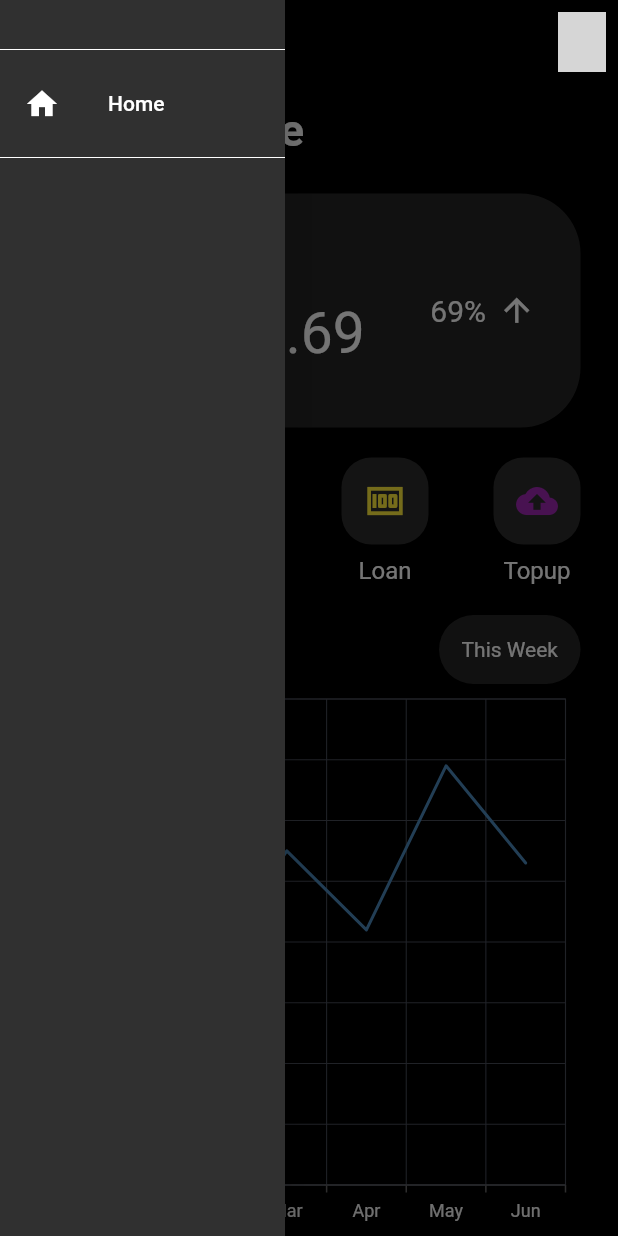
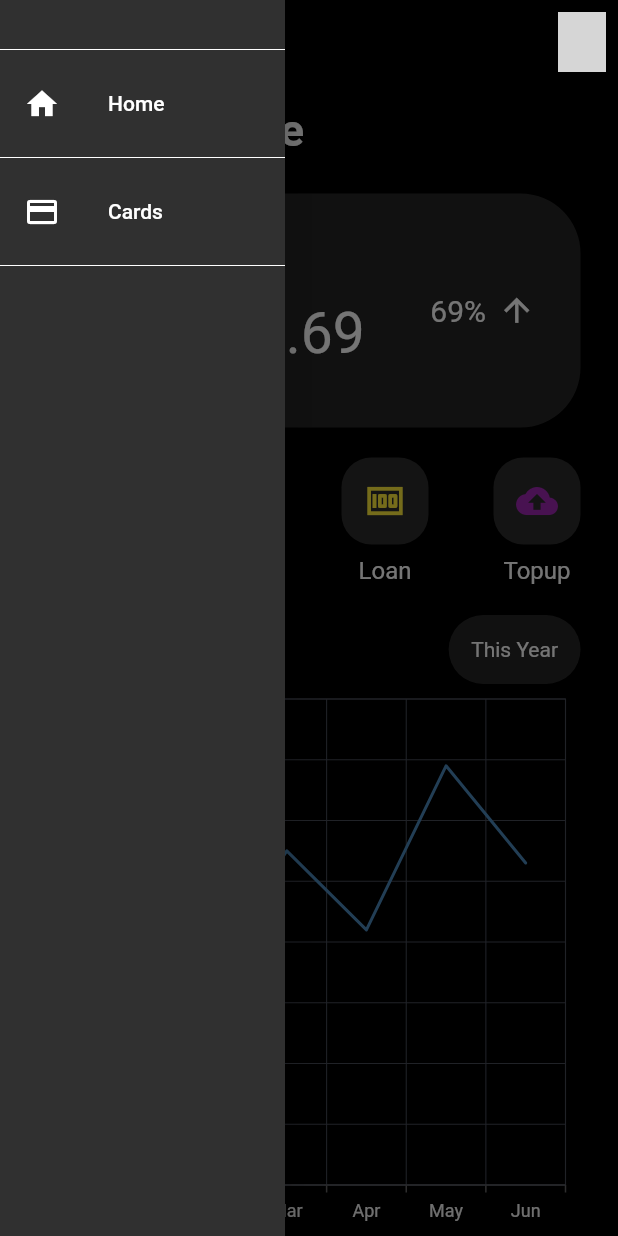
Before and after one commit to edr3x/finance-UI, a Flutter app: the screen it shows after launch, with the side drawer open, on a phone screen of 412 x 824 dp. Run offline on Flutter 3.47's test engine with Material 2 defaults, Android fonts, the phone set to English and light mode, and no system bars; our stand-ins replace syncfusion_flutter_charts; network calls fail; grey boxes are pictures that could not be loaded.

Commit message:
onTap function added for future and other minor changes

```diff
--- a/lib/presentation/homepage/home_page.dart
+++ b/lib/presentation/homepage/home_page.dart
@@ -23,9 +23,12 @@ class HomePage extends StatelessWidget {
               context,
               ProfilePage.routeName,
             ),
-            icon: const CircleAvatar(
-              backgroundImage: NetworkImage(
-                "https://assets-global.website-files.com/5ec7dad2e6f6295a9e2a23dd/6222481c0ad8761618b18e7e_profile-picture.jpg",
+            icon: const Hero(
+              tag: 'profile-hero',
+              child: CircleAvatar(
+                backgroundImage: NetworkImage(
+                  "https://assets-global.website-files.com/5ec7dad2e6f6295a9e2a23dd/6222481c0ad8761618b18e7e_profile-picture.jpg",
+                ),
               ),
             ),
           ),
@@ -94,7 +97,7 @@ class HomePage extends StatelessWidget {
                     color: const Color(0xFF262626),
                     borderRadius: BorderRadius.circular(30),
                   ),
-                  child: const Text("This Week"),
+                  child: const Text("This Year"),
                 ),
               ],
             ),
--- a/lib/presentation/homepage/widgets/tools_select.dart
+++ b/lib/presentation/homepage/widgets/tools_select.dart
@@ -4,11 +4,13 @@ class SentReceive extends StatelessWidget {
   final IconData icon;
   final String label;
   final Color iconColor;
+  final VoidCallback? onTap;
   const SentReceive({
     Key? key,
     required this.icon,
     required this.label,
     required this.iconColor,
+    this.onTap,
   }) : super(key: key);
 
   @override
--- a/lib/presentation/profile/widgets/menu_items.dart
+++ b/lib/presentation/profile/widgets/menu_items.dart
@@ -3,10 +3,12 @@ import 'package:flutter/material.dart';
 class ProfileMenuItems extends StatelessWidget {
   final String title;
   final IconData icon;
+  final VoidCallback? onPress;
   const ProfileMenuItems({
     Key? key,
     required this.title,
     required this.icon,
+    this.onPress,
   }) : super(key: key);
 
   @override
@@ -14,6 +16,7 @@ class ProfileMenuItems extends StatelessWidget {
     return Padding(
       padding: const EdgeInsets.only(top: 25),
       child: ListTile(
+        onTap: onPress,
         leading: Icon(
           icon,
           size: 32,
--- a/lib/presentation/shared/custom_drawer.dart
+++ b/lib/presentation/shared/custom_drawer.dart
@@ -1,3 +1,4 @@
+import 'package:finance/presentation/cards/my_cards.dart';
 import 'package:flutter/material.dart';
 
 class MyDrawer extends StatelessWidget {
@@ -18,6 +19,15 @@ class MyDrawer extends StatelessWidget {
               leading: const Icon(Icons.home),
             ),
             const Divider(color: Colors.white),
+            ListTile(
+              onTap: () => Navigator.pushNamed(
+                context,
+                MyCards.routeName,
+              ),
+              title: const Text("Cards"),
+              leading: const Icon(Icons.credit_card),
+            ),
+            const Divider(color: Colors.white),
           ],
         ),
       ),
```
Also changed, not shown: lib/presentation/profile/profile_page.dart (+7 -4 lines).
